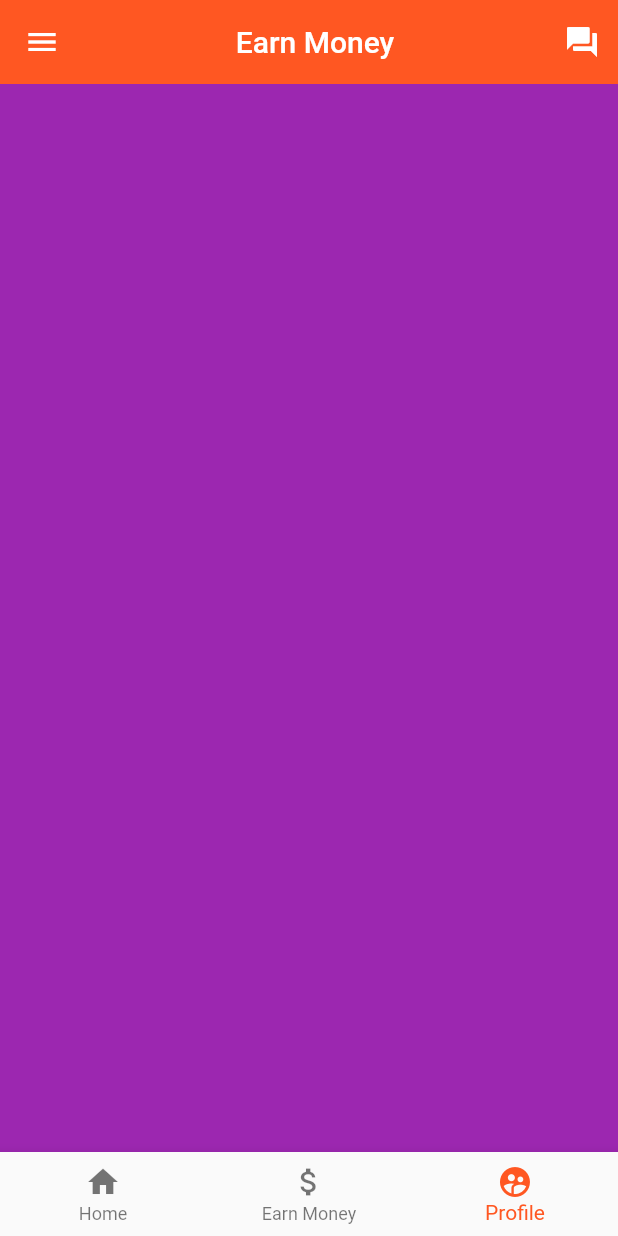
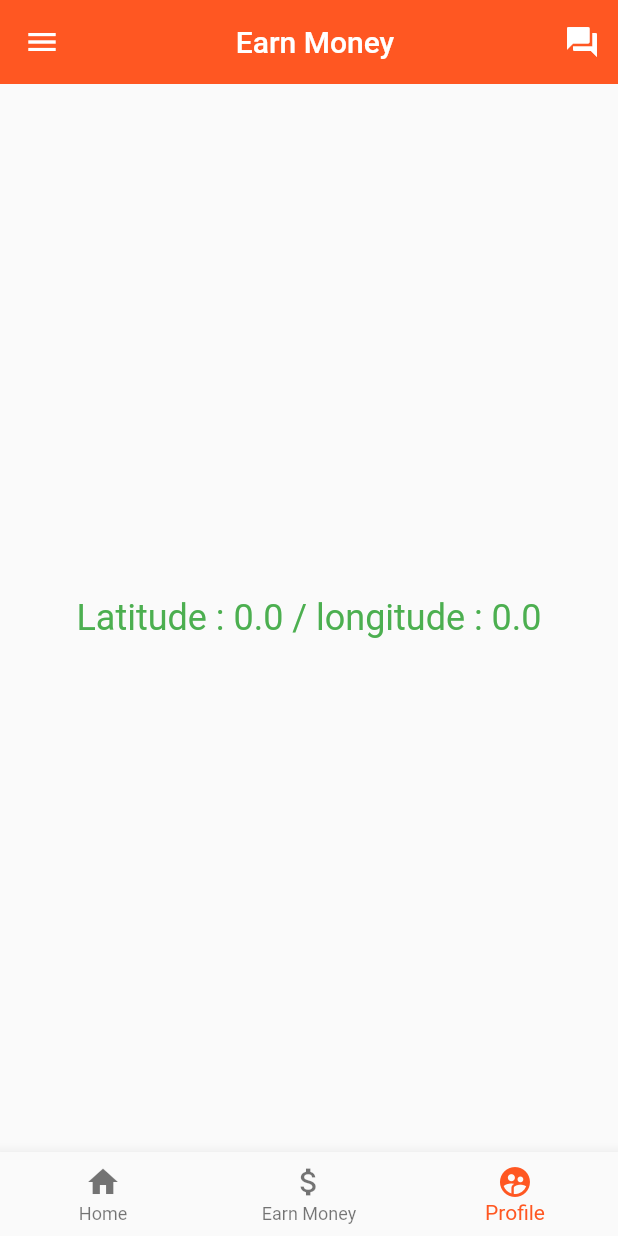
Before and after one commit to lokeshrockzz007/earn_money, a Flutter app: the screen it shows after launch, item 3 of the bottom bar chosen, on a phone screen of 412 x 824 dp. Run offline on Flutter 3.47's test engine with Material 2 defaults, Android fonts, the phone set to English and light mode, and no system bars; our stand-ins replace location; missing offline and left inert: dart:ffi; statements that could not run were skipped.

Commit message:
Added Location getter for the app

```diff
--- a/earn_money/lib/pages/home.dart
+++ b/earn_money/lib/pages/home.dart
@@ -1,8 +1,12 @@
+import 'dart:async';
+import 'dart:ffi';
+
 import 'package:earn_money/pages/home-header.dart';
 import 'package:earn_money/pages/side-drawer.dart';
 import 'package:earn_money/pages/tasks-list.dart';
 import 'package:flutter/material.dart';
 import 'package:flutter/services.dart';
+import 'package:location/location.dart';
 
 class Home extends StatefulWidget {
   String user;
@@ -15,11 +19,43 @@ class Home extends StatefulWidget {
 
 class _HomeState extends State<Home> with SingleTickerProviderStateMixin {
   TabController _tabController;
-
+  Map<String, double> currentLocation = Map();
+  StreamSubscription<Map<String, double>> locationSubscription;
+  Location location = Location();
+  String error;
   @override
   void initState() {
     _tabController = TabController(vsync: this, length: 3);
     super.initState();
+    currentLocation['latitude'] = 0.0;
+    currentLocation['longitude'] = 0.0;
+    initPlatformState();
+
+    locationSubscription =
+        location.onLocationChanged().listen((Map<String, double> result) {
+      setState(() {
+        currentLocation = result;
+      });
+    });
+  }
+
+  initPlatformState() async {
+    Map<String, double> myLocation;
+    try {
+      myLocation = await location.getLocation();
+      error = "";
+    } on PlatformException catch (e) {
+      if (e.code == "PERMISSION_DENIED") {
+        error = "Permission Denied";
+      } else if (e.code == "PERMISSION_DENIED_NERVER_ASK") {
+        error =
+            "Permission Denied -- Please ask the user the enable the location from the settings";
+      }
+      currentLocation = null;
+    }
+    setState(() {
+      currentLocation = myLocation;
+    });
   }
 
   int _selectedIndex = 0;
@@ -253,7 +289,7 @@ class _HomeState extends State<Home> with SingleTickerProviderStateMixin {
                                 ),
                                 onPressed: () {},
                                 shape: RoundedRectangleBorder(
-                                  borderRadius: new BorderRadius.circular(30.0),
+                                  borderRadius: BorderRadius.circular(30.0),
                                 ),
                               ),
                               leading: Icon(Icons.audiotrack),
@@ -269,7 +305,12 @@ class _HomeState extends State<Home> with SingleTickerProviderStateMixin {
           ),
           TasksList(),
           Container(
-            color: Colors.purple,
+            child: Center(
+              child: Text(
+                'Latitude : ${currentLocation['latitude']} / longitude : ${currentLocation['longitude']}',
+                style: TextStyle(fontSize: 24, color: Colors.green),
+              ),
+            ),
           )
         ],
       ),
--- a/earn_money/pubspec.yaml
+++ b/earn_money/pubspec.yaml
@@ -20,10 +20,12 @@ dependencies:
   flutter:
     sdk: flutter
   http: ^0.12.0+2
+  location: ^1.3.4
 
   # The following adds the Cupertino Icons font to your application.
   # Use with the CupertinoIcons class for iOS style icons.
   cupertino_icons: ^0.1.2
+
 
 dev_dependencies:
   flutter_test:
```
Also changed, not shown: 1 other file.
